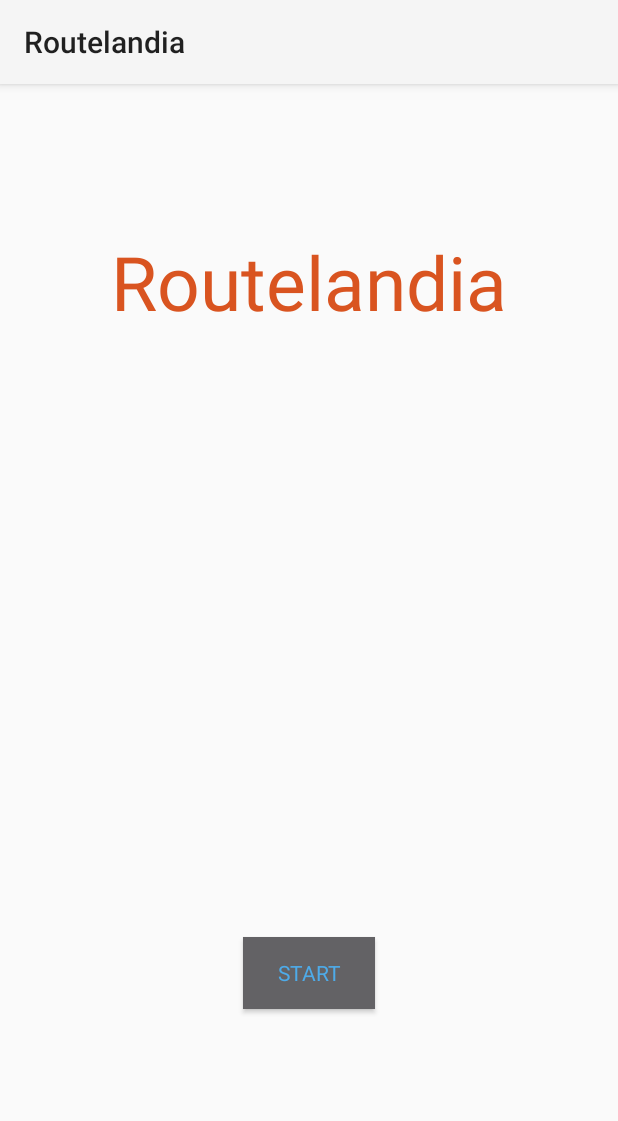
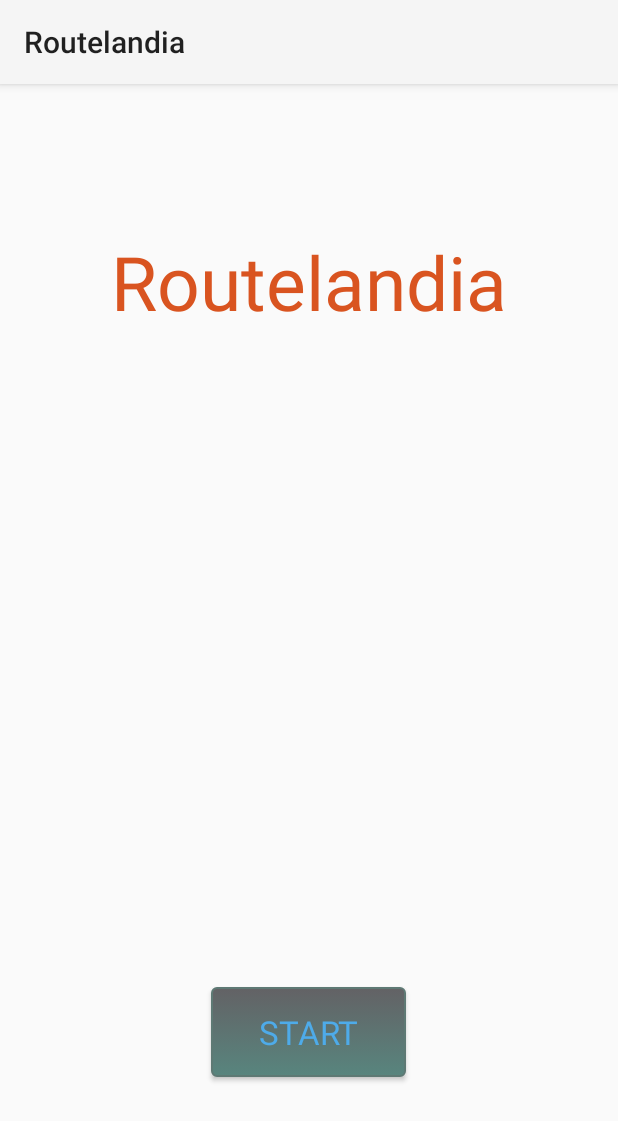
Before and after one commit to Routelandia/routelandia-android, an Android app: the screen it shows after launch (FirstPage), on a phone screen of 412 x 824 dp. Shown: the top 1121 px of the screen. Run offline under Robolectric (Android 15) with nearby library versions, the phone set to English and light mode, and no system bars.

Commit message:
First page START button design changed

```diff
--- /dev/null
+++ b/routelandia/src/main/res/drawable/start_button.xml
@@ -0,0 +1,24 @@
+<?xml version="1.0" encoding="utf-8"?>
+<selector xmlns:android="http://schemas.android.com/apk/res/android" >
+    <item android:state_pressed="true" >
+        <shape android:shape="rectangle"  >
+            <corners android:radius="3dip" />
+            <stroke android:width="1dip" android:color="#5e7974" />
+            <gradient android:angle="-90" android:startColor="#345953" android:endColor="#689a92"  />
+        </shape>
+    </item>
+    <item android:state_focused="true">
+        <shape android:shape="rectangle"  >
+            <corners android:radius="3dip" />
+            <stroke android:width="1dip" android:color="#5e7974" />
+            <solid android:color="#636265"/>
+        </shape>
+    </item>
+    <item >
+        <shape android:shape="rectangle"  >
+            <corners android:radius="3dip" />
+            <stroke android:width="1dip" android:color="#5e7974" />
+            <gradient android:angle="-90" android:startColor="#636265" android:endColor="#58857e" />
+        </shape>
+    </item>
+</selector>
--- a/routelandia/src/main/res/layout/activity_first_page.xml
+++ b/routelandia/src/main/res/layout/activity_first_page.xml
@@ -9,16 +9,20 @@
     tools:context=".FirstPage">
 
     <Button
-            android:layout_width="wrap_content"
-            android:layout_height="wrap_content"
-            android:text="Start"
-            android:id="@+id/button"
+        android:layout_width="wrap_content"
+        android:layout_height="wrap_content"
+        android:text="START"
+        android:id="@+id/button"
         android:textColor="#4eabe9"
         android:fontFamily="Helvitica"
         android:layout_alignParentBottom="true"
         android:layout_centerHorizontal="true"
-        android:layout_marginBottom="135dp"
-        android:background="#636265" />
+        android:layout_marginBottom="90dp"
+        android:height="60sp"
+        android:width="130sp"
+        android:background="@drawable/start_button"
+        android:textSize="22dp"
+        android:layout_alignParentEnd="false" />
 
     <TextView
         android:layout_width="wrap_content"
```
